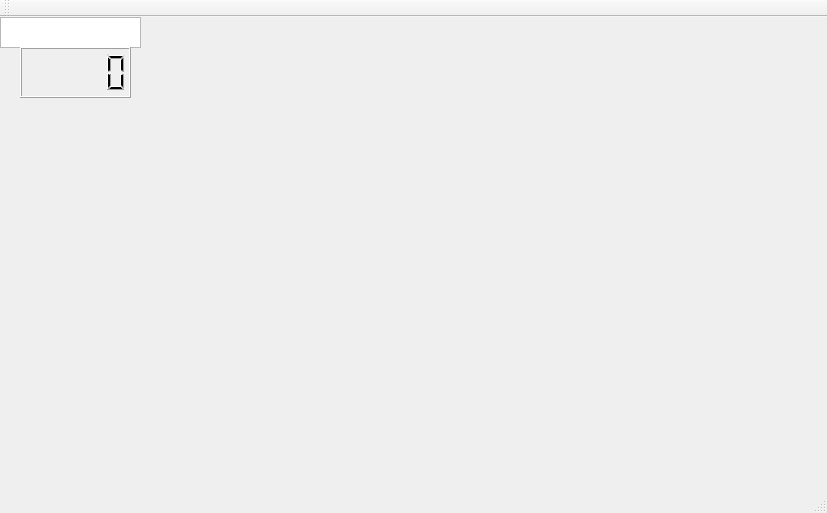
Above: perch-mon/mainwindow.ui from frostybash/Diplom_QT before the change. Below: the same form after it.
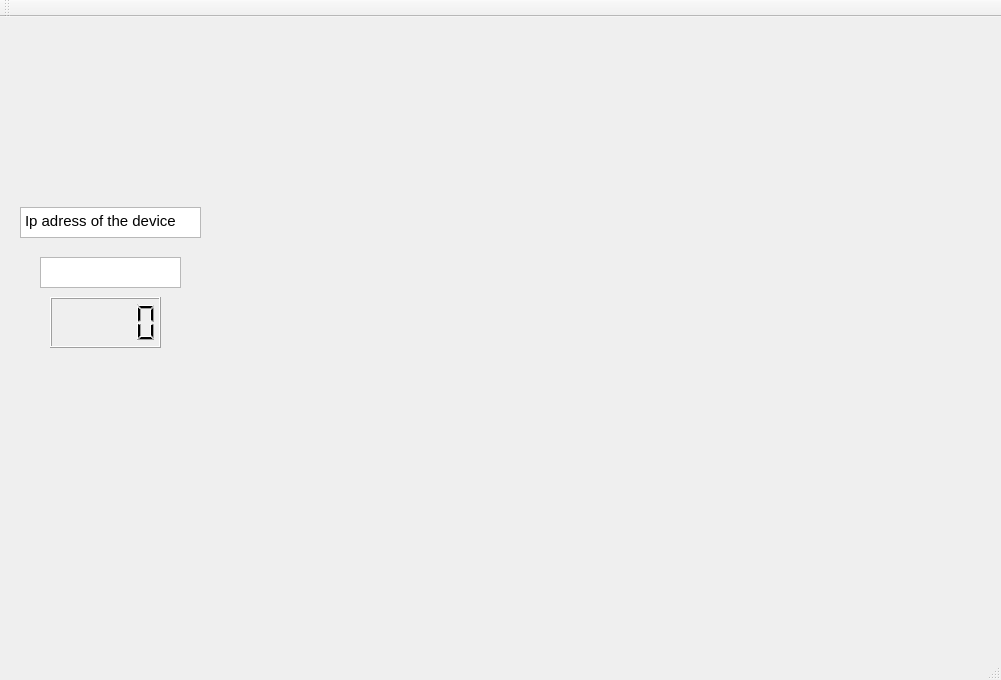
That is the form after the change. Custom widgets are drawn as their Qt base class.

```diff
--- a/perch-mon/mainwindow.ui
+++ b/perch-mon/mainwindow.ui
@@ -6,8 +6,8 @@
    <rect>
     <x>0</x>
     <y>0</y>
-    <width>827</width>
-    <height>513</height>
+    <width>1001</width>
+    <height>680</height>
    </rect>
   </property>
   <property name="windowTitle">
@@ -17,8 +17,8 @@
    <widget class="QTextEdit" name="textEdit">
     <property name="geometry">
      <rect>
-      <x>0</x>
-      <y>0</y>
+      <x>40</x>
+      <y>240</y>
       <width>141</width>
       <height>31</height>
      </rect>
@@ -27,20 +27,37 @@
    <widget class="QLCDNumber" name="lcdNumber">
     <property name="geometry">
      <rect>
-      <x>20</x>
-      <y>30</y>
+      <x>50</x>
+      <y>280</y>
       <width>111</width>
       <height>51</height>
      </rect>
     </property>
    </widget>
-   <widget class="chartclass" name="chart" native="true">
+   <widget class="QTextEdit" name="textEdit_2">
     <property name="geometry">
      <rect>
-      <x>260</x>
+      <x>20</x>
+      <y>190</y>
+      <width>181</width>
+      <height>31</height>
+     </rect>
+    </property>
+    <property name="html">
+     <string>&lt;!DOCTYPE HTML PUBLIC &quot;-//W3C//DTD HTML 4.0//EN&quot; &quot;http://www.w3.org/TR/REC-html40/strict.dtd&quot;&gt;
+&lt;html&gt;&lt;head&gt;&lt;meta name=&quot;qrichtext&quot; content=&quot;1&quot; /&gt;&lt;style type=&quot;text/css&quot;&gt;
+p, li { white-space: pre-wrap; }
+&lt;/style&gt;&lt;/head&gt;&lt;body style=&quot; font-family:'Ubuntu'; font-size:11pt; font-weight:400; font-style:normal;&quot;&gt;
+&lt;p style=&quot; margin-top:0px; margin-bottom:0px; margin-left:0px; margin-right:0px; -qt-block-indent:0; text-indent:0px;&quot;&gt;Ip adress of the device&lt;/p&gt;&lt;/body&gt;&lt;/html&gt;</string>
+    </property>
+   </widget>
+   <widget class="chartclass" name="widget" native="true">
+    <property name="geometry">
+     <rect>
+      <x>340</x>
       <y>60</y>
-      <width>441</width>
-      <height>351</height>
+      <width>551</width>
+      <height>471</height>
      </rect>
     </property>
    </widget>
```
Left out of the diff: 2 changed lines with no effect on the pictures.
